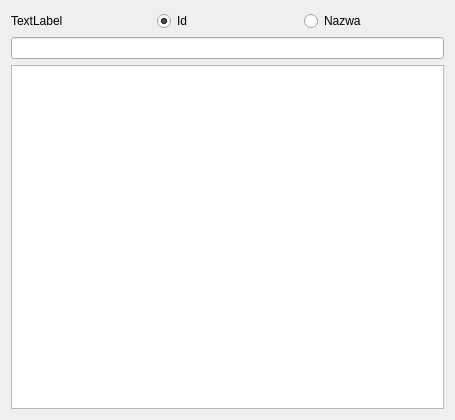
Above: common/SzukajTowaru.ui from gitter-badger/koferta before the change. Below: the same form after it.
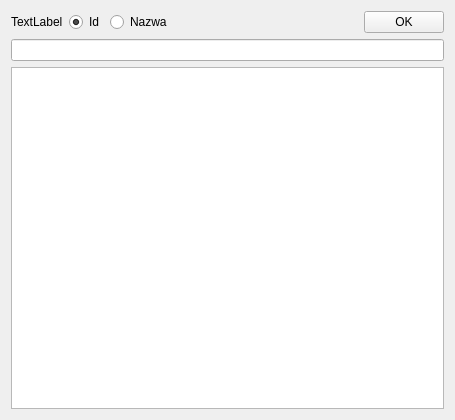
That is the form after the change.

Commit message: Ogarnięcie klasy SzukajTowaru, odpowiednie modele i delegaty

Diff of the .ui file:
```diff
--- a/common/SzukajTowaru.ui
+++ b/common/SzukajTowaru.ui
@@ -40,6 +40,26 @@
        </property>
       </widget>
      </item>
+     <item>
+      <spacer name="horizontalSpacer">
+       <property name="orientation">
+        <enum>Qt::Horizontal</enum>
+       </property>
+       <property name="sizeHint" stdset="0">
+        <size>
+         <width>40</width>
+         <height>20</height>
+        </size>
+       </property>
+      </spacer>
+     </item>
+     <item>
+      <widget class="QPushButton" name="pushButton_close">
+       <property name="text">
+        <string>OK</string>
+       </property>
+      </widget>
+     </item>
     </layout>
    </item>
    <item>
```
The commit also changes 11 other files.
